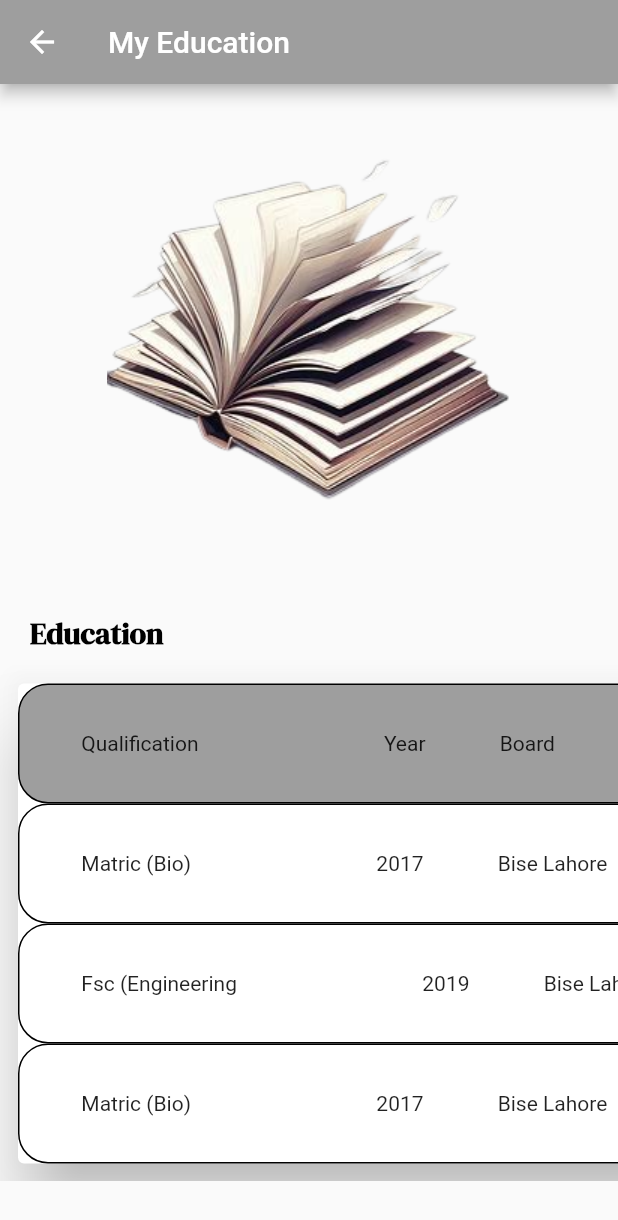
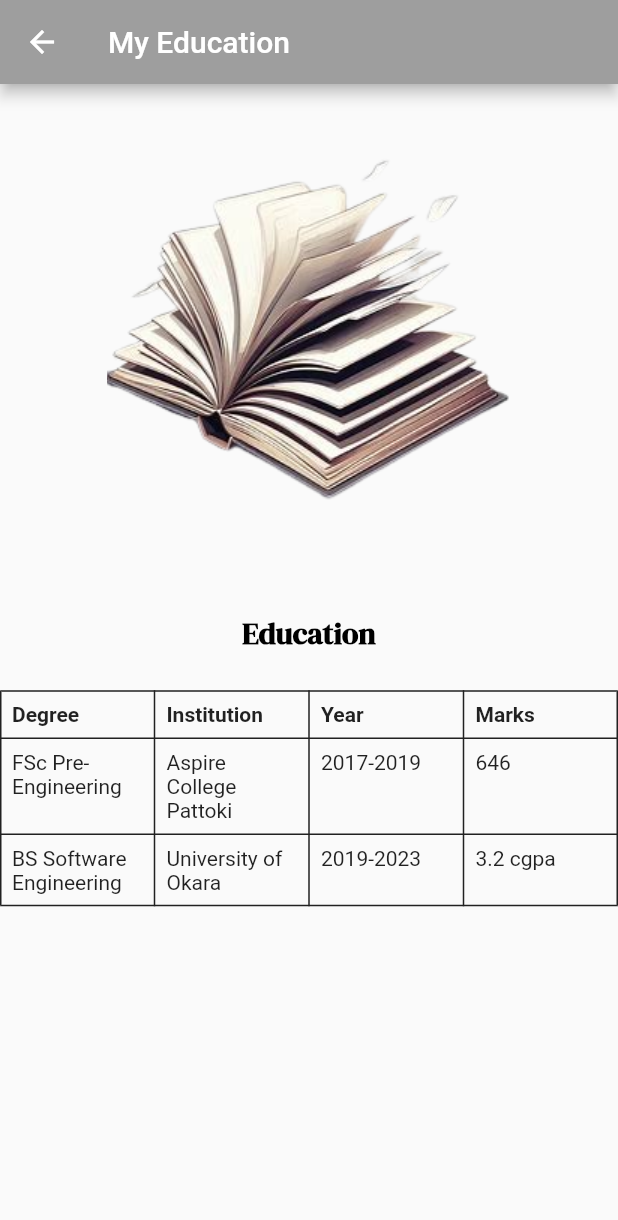
Before and after one commit to rjunaidd/portfolio, a Flutter app: the screen it shows after launch, item 3 of the bottom bar chosen, in the side drawer, after a tap on "My Education", on a phone screen of 412 x 824 dp. Shown: the top 1220 px of the screen. Run offline on Flutter 3.47's test engine with Material 2 defaults, Android fonts, the phone set to English and light mode, and no system bars; our stand-ins replace font_awesome_flutter, loading_animation_widget.

Commit message:
education

```diff
--- /dev/null
+++ b/lib/Models/education_detail.dart
@@ -0,0 +1,46 @@
+import 'package:flutter/material.dart';
+Widget buildEducationTable() {
+  List<TableRow> rows = [
+    TableRow(
+      children: [
+        TableCellContent("Degree", bold: true),
+        TableCellContent("Institution", bold: true),
+        TableCellContent("Year", bold: true),
+        TableCellContent("Marks", bold: true),
+      ],
+    ),
+    TableRow(
+      children: [
+        TableCellContent("FSc Pre-Engineering"),
+        TableCellContent("Aspire College Pattoki"),
+        TableCellContent("2017-2019"),
+        TableCellContent("646"),
+      ],
+    ),
+    TableRow(
+      children: [
+        TableCellContent("BS Software Engineering"),
+        TableCellContent("University of Okara"),
+        TableCellContent("2019-2023"),
+        TableCellContent("3.2 cgpa"),
+      ],
+    ),
+    // Add more education rows as needed
+  ];
+
+  return Table(
+    border: TableBorder.all(color: Colors.grey.shade900),
+
+    children: rows,
+  );
+}
+
+Widget TableCellContent(String content, {bool bold = false}) {
+  return Padding(
+    padding: const EdgeInsets.all(8.0),
+    child: Text(
+      content,
+      style: TextStyle(fontWeight: bold ? FontWeight.bold : FontWeight.normal,),
+    ),
+  );
+}
--- a/lib/Screens/my_education.dart
+++ b/lib/Screens/my_education.dart
@@ -1,7 +1,8 @@
 import 'package:flutter/material.dart';
+import 'package:portfolio/Models/education_detail.dart';
 import 'package:portfolio/Utils/app_strings.dart';
 import 'package:portfolio/Utils/style_text.dart';
-import 'package:portfolio/Widgets/EducationCard/custom_education.dart';
+
 
 class EducationScreen extends StatefulWidget {
   const EducationScreen({super.key});
@@ -31,52 +32,12 @@ class _EducationScreenState extends State<EducationScreen> {
               SizedBox(
                 height: size.height * 0.05,
               ),
-             Column(
-               crossAxisAlignment: CrossAxisAlignment.start,
-               children: [
-                 Padding(
-                   padding: const EdgeInsets.only(left: 20),
-                   child: Text("Education" , style: StyleText.Styleeducation,),
-                 ),
-                 SizedBox(
-                   height: size.height * 0.01,
-                 ),
-                SingleChildScrollView(
-                  scrollDirection: Axis.horizontal,
-                  child: Padding(
-                    padding:const  EdgeInsets.all(8.0),
-                    child: Card(
-                      elevation: 20,
-                      child:   Column(
-                        children: [
-                          EducationCard(
-                              concolor: Colors.grey.shade500,
-                              Qualification: "Qualification",
-                              Year: "Year",
-                              Board: "Board",
-                              Marks: "Marks"
-                          ),
-                          const  EducationCard(
-                              Qualification:"Matric (Bio)" ,
-                              Year: "2017",
-                              Board: "Bise Lahore",
-                              Marks: "846"),
-                          const EducationCard(
-                              Qualification:"Fsc (Engineering" ,
-                              Year: "2019",
-                              Board: "Bise Lahore",
-                              Marks: "846"),
-                          const  EducationCard(
-                              Qualification:"Matric (Bio)" ,
-                              Year: "2017",
-                              Board: "Bise Lahore",
-                              Marks: "846"),
-                        ],
-                      ),
-                    ),
-                  ),
-                ),
-               ],
+              Text("Education" , style: StyleText.Styleeducation,),
+             SizedBox(
+               height: size.height * 0.03,
+             ),
+             Center(
+               child: buildEducationTable(),
              ),
             ],
           ),
--- a/lib/Widgets/EducationCard/custom_education.dart
+++ /dev/null
@@ -1,56 +0,0 @@
-import 'package:flutter/material.dart';
-
-class EducationCard extends StatelessWidget {
-  final Color? concolor;
-  final String Qualification;
-  final String Year;
-  final String Board;
-  final String Marks;
-  const EducationCard({
-    super.key,
-  this.concolor,
-  required this.Qualification,
-    required this.Year,
-    required this.Board,
-    required this.Marks
-  });
-
-  @override
-  Widget build(BuildContext context) {
-    Size size = MediaQuery.of(context).size;
-    return   Container(
-      height: 80,
-      width: 500,
-      decoration: BoxDecoration(
-        border: Border.all(
-          color: Colors.black,
-          width: 1
-        ),
-        color: concolor,
-        borderRadius: BorderRadius.circular(20),
-      ),
-      child: Row(
-        children: [
-          SizedBox(
-            width: size.width * 0.1,
-          ),
-          Text(Qualification),
-          SizedBox(
-            width: size.width * 0.3,
-          ),
-          Text(Year),
-          SizedBox(
-            width: size.width * 0.12,
-          ),
-          Text(Board),
-          SizedBox(
-            width: size.width * 0.1,
-          ),
-          Text(Marks),
-
-
-        ],
-      ),
-    );
-  }
-}
```
